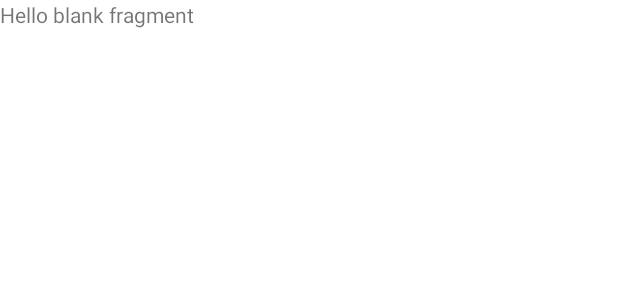
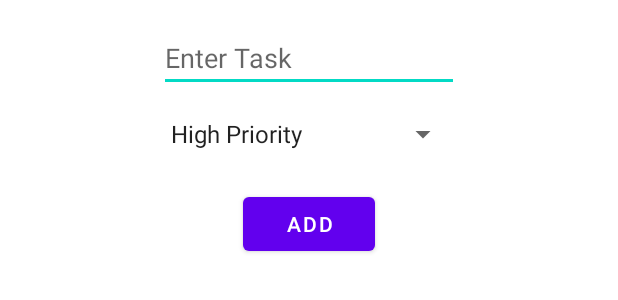
Before and after one commit to dits1019/Kotlin-MVVM-Todolist-Example, an Android app: the layout fragment_add.xml on its own in the app's theme, with its tools: preview values and no code run, on a phone screen of 412 x 824 dp. Shown: the top 300 px of the screen. Run offline under Robolectric (Android 15) with nearby library versions, the phone set to English and light mode, and no system bars.

Commit message:
add tasks

```diff
--- a/app/build.gradle
+++ b/app/build.gradle
@@ -58,6 +58,7 @@ dependencies {
     implementation "androidx.room:room-ktx:2.2.5"
     kapt "androidx.room:room-compiler:2.2.5"
     androidTestImplementation "androidx.room:room-testing:2.2.5"
+    implementation "androidx.room:room-runtime:2.2.5"
 
     // Lifecycle components
     implementation "androidx.lifecycle:lifecycle-viewmodel-ktx:2.2.0"
--- a/app/src/main/AndroidManifest.xml
+++ b/app/src/main/AndroidManifest.xml
@@ -1,5 +1,6 @@
 <?xml version="1.0" encoding="utf-8"?>
 <manifest xmlns:android="http://schemas.android.com/apk/res/android"
+    xmlns:tools="http://schemas.android.com/tools"
     package="com.example.todolist">
 
     <application
@@ -10,8 +11,9 @@
         android:supportsRtl="true"
         android:theme="@style/Theme.TodoList">
         <activity
-            android:name=".AddActivity"
-            android:exported="false" />
+            android:name=".ui.add.AddFragment"
+            android:exported="false"
+            tools:ignore="Instantiatable" />
         <activity
             android:name=".ui.MainActivity"
             android:exported="true">
--- a/app/src/main/res/layout/fragment_add.xml
+++ b/app/src/main/res/layout/fragment_add.xml
@@ -1,14 +1,51 @@
 <?xml version="1.0" encoding="utf-8"?>
-<FrameLayout xmlns:android="http://schemas.android.com/apk/res/android"
-    xmlns:tools="http://schemas.android.com/tools"
-    android:layout_width="match_parent"
-    android:layout_height="match_parent"
-    tools:context=".ui.add.AddFragment">
+<layout xmlns:android="http://schemas.android.com/apk/res/android"
+    xmlns:app="http://schemas.android.com/apk/res-auto"
+    xmlns:tools="http://schemas.android.com/tools">
 
-    <!-- TODO: Update blank fragment layout -->
-    <TextView
+    <data>
+
+    </data>
+
+    <androidx.constraintlayout.widget.ConstraintLayout
         android:layout_width="match_parent"
         android:layout_height="match_parent"
-        android:text="@string/hello_blank_fragment" />
+        tools:context=".ui.add.AddFragment">
 
-</FrameLayout>
+
+        <EditText
+            android:id="@+id/edit_task"
+            android:layout_width="200dp"
+            android:layout_height="wrap_content"
+            android:layout_marginTop="16dp"
+            android:ems="10"
+            android:hint="Enter Task"
+            android:inputType="textPersonName"
+            app:layout_constraintEnd_toEndOf="parent"
+            app:layout_constraintHorizontal_bias="0.5"
+            app:layout_constraintStart_toStartOf="parent"
+            app:layout_constraintTop_toTopOf="parent" />
+
+        <Spinner
+            android:id="@+id/spinner"
+            android:layout_width="200dp"
+            android:layout_height="wrap_content"
+            android:layout_marginTop="16dp"
+            android:entries="@array/priorities"
+            app:layout_constraintEnd_toEndOf="parent"
+            app:layout_constraintHorizontal_bias="0.5"
+            app:layout_constraintStart_toStartOf="parent"
+            app:layout_constraintTop_toBottomOf="@+id/edit_task" />
+
+        <Button
+            android:id="@+id/btn_add"
+            android:layout_width="wrap_content"
+            android:layout_height="wrap_content"
+            android:layout_marginTop="24dp"
+            android:text="ADD"
+            app:layout_constraintEnd_toEndOf="parent"
+            app:layout_constraintHorizontal_bias="0.5"
+            app:layout_constraintStart_toStartOf="parent"
+            app:layout_constraintTop_toBottomOf="@+id/spinner" />
+    </androidx.constraintlayout.widget.ConstraintLayout>
+</layout>
--- a/app/src/main/res/values/strings.xml
+++ b/app/src/main/res/values/strings.xml
@@ -2,4 +2,9 @@
     <string name="app_name">TodoList</string>
     <!-- TODO: Remove or change this placeholder text -->
     <string name="hello_blank_fragment">Hello blank fragment</string>
+    <string-array name="priorities">
+        <item>High Priority</item>
+        <item>Medium Priority</item>
+        <item>Low Priority</item>
+    </string-array>
 </resources>
```
Also changed, not shown: app/src/main/java/com/example/todolist/kotlinmvvmtodolist/database/TaskDao.kt (+4 -4 lines), app/src/main/java/com/example/todolist/ui/add/AddFragment.kt (+46 -42 lines), app/src/main/java/com/example/todolist/ui/task/TaskFragment.kt (+16 -42 lines), app/src/main/res/layout/fragment_task.xml (+9 -2 lines).
